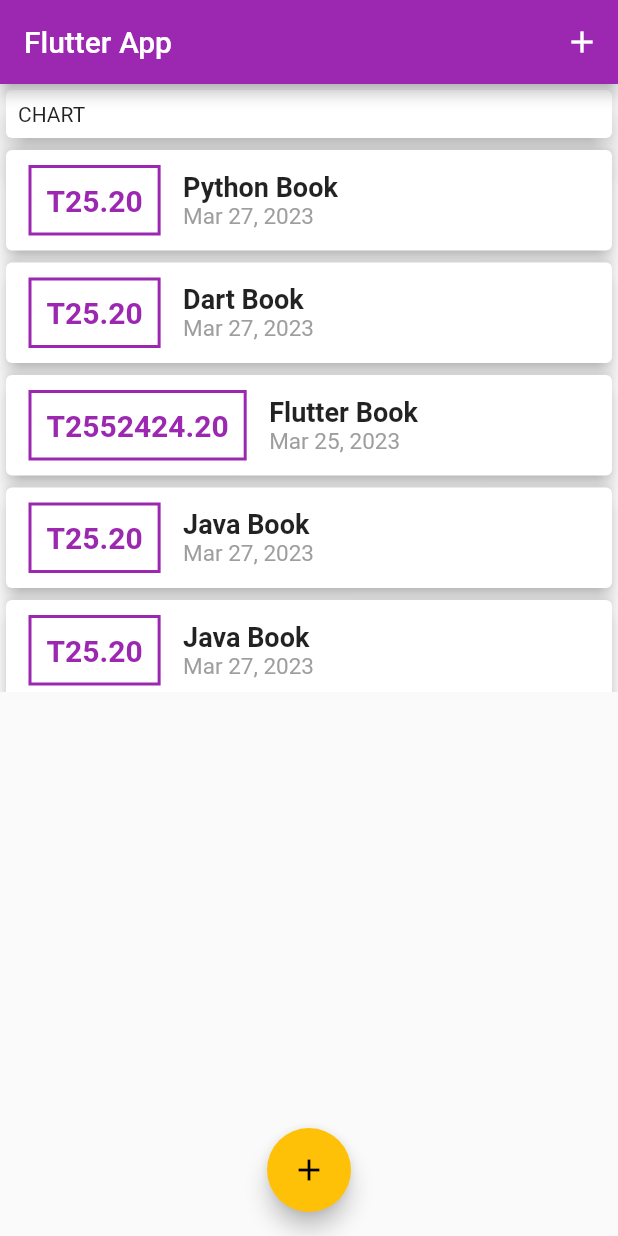
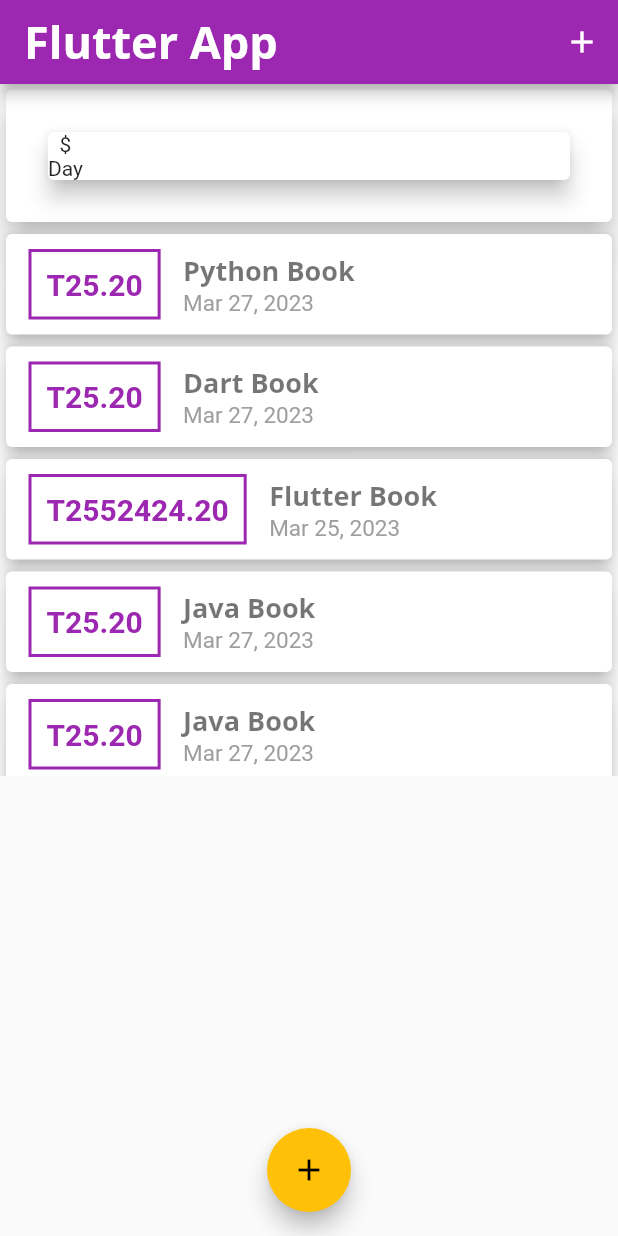
Before and after one commit to pd28CSE/flutter_personal_expenses, a Flutter app: the screen it shows after launch, on a phone screen of 412 x 824 dp. Run offline on Flutter 3.47's test engine with Material 2 defaults, Android fonts, the phone set to English and light mode, and no system bars.

```diff
--- a/lib/main.dart
+++ b/lib/main.dart
@@ -3,6 +3,7 @@ import 'package:flutter/material.dart';
 import '../models/transactions.dart';
 import './widgets/transaction_list.dart';
 import './widgets/new_transaction.dart';
+import './widgets/chart.dart';
 
 void main() {
   runApp(const MyApp());
@@ -16,6 +17,21 @@ class MyApp extends StatelessWidget {
       debugShowCheckedModeBanner: false,
       title: 'Flutter Demo',
       theme: ThemeData(
+        // fontFamily: 'OpenSans',
+        textTheme: ThemeData.light().textTheme.copyWith(
+              displayMedium: const TextStyle(
+                fontFamily: 'OpenSans',
+                fontSize: 18,
+                fontWeight: FontWeight.bold,
+              ),
+            ),
+        appBarTheme: const AppBarTheme(
+          titleTextStyle: TextStyle(
+            fontFamily: 'OpenSans',
+            fontSize: 30,
+            fontWeight: FontWeight.bold,
+          ),
+        ),
         primarySwatch: Colors.purple,
         accentColor: Colors.amber,
         inputDecorationTheme: const InputDecorationTheme(
@@ -119,7 +135,10 @@ class _MyHomePageState extends State<MyHomePage> {
   Widget build(BuildContext context) {
     return Scaffold(
       appBar: AppBar(
-        title: Text(widget.title),
+        title: Text(
+          widget.title,
+          style: Theme.of(context).appBarTheme.titleTextStyle,
+        ),
         actions: <Widget>[
           IconButton(
             onPressed: startAddNewTranslation,
@@ -132,11 +151,11 @@ class _MyHomePageState extends State<MyHomePage> {
           children: <Widget>[
             Container(
               width: double.infinity,
-              child: const Card(
+              child: Card(
                 elevation: 8,
                 child: Padding(
                   padding: EdgeInsets.all(8.0),
-                  child: Text('CHART'),
+                  child: Chart(recentTransactions: _userTransactions),
                 ),
               ),
             ),
@@ -152,3 +171,7 @@ class _MyHomePageState extends State<MyHomePage> {
     );
   }
 }
+
+
+
+//97 number
--- /dev/null
+++ b/lib/widgets/chart.dart
@@ -0,0 +1,43 @@
+import 'package:flutter/material.dart';
+import 'package:intl/intl.dart';
+
+import '../models/transactions.dart';
+
+class Chart extends StatelessWidget {
+  final List<Transaction> recentTransactions;
+
+  const Chart({super.key, required this.recentTransactions});
+
+  List<Map<String, Object>> get groupTransactions {
+    return List.generate(7, (index) {
+      final weekDay = DateTime.now().subtract(Duration(days: index));
+      double totalSum = 0.0;
+      for (int i = 0; i < recentTransactions.length; i++) {
+        if (recentTransactions[i].dateTime.day == weekDay.day &&
+            recentTransactions[i].dateTime.month == weekDay.month &&
+            recentTransactions[i].dateTime.year == weekDay.year) {
+          totalSum += recentTransactions[i].price;
+        }
+      }
+      return {'day': DateFormat.E().format(weekDay), 'amount': totalSum};
+    });
+  }
+
+  @override
+  Widget build(BuildContext context) {
+    return Card(
+      elevation: 6,
+      margin: const EdgeInsets.all(20.0),
+      child: Row(
+        children: <Widget>[
+          Column(
+            children: <Widget>[
+              const Text('\$'),
+              const Text('Day'),
+            ],
+          )
+        ],
+      ),
+    );
+  }
+}
--- a/lib/widgets/transaction_list.dart
+++ b/lib/widgets/transaction_list.dart
@@ -12,12 +12,31 @@ class TransactionList extends StatelessWidget {
   Widget build(BuildContext context) {
     return Container(
       height: 365,
-      child: ListView.builder(
-        itemCount: transactions.length,
-        itemBuilder: (cntxt, index) => TransactionItem(
-          item: transactions[index],
-        ),
-      ),
+      child: transactions.isEmpty == true
+          ? Column(
+              children: <Widget>[
+                Text(
+                  'No Transaction added yet!',
+                  style: Theme.of(context).textTheme.displayMedium,
+                ),
+                const SizedBox(
+                  height: 20,
+                ),
+                Container(
+                  height: 200,
+                  child: Image.asset(
+                    'assets/images/waiting.png',
+                    fit: BoxFit.cover,
+                  ),
+                ),
+              ],
+            )
+          : ListView.builder(
+              itemCount: transactions.length,
+              itemBuilder: (cntxt, index) => TransactionItem(
+                item: transactions[index],
+              ),
+            ),
     );
   }
 }
@@ -63,10 +82,7 @@ class TransactionItem extends StatelessWidget {
             children: <Widget>[
               Text(
                 item.title,
-                style: const TextStyle(
-                  fontWeight: FontWeight.bold,
-                  fontSize: 18,
-                ),
+                style: Theme.of(context).textTheme.displayMedium,
               ),
               Text(
                 DateFormat.yMMMd().format(item.dateTime),
```
Also changed, not shown: pubspec.yaml (+17 -15 lines), assets/images/waiting.png (added).
